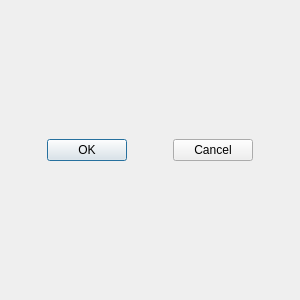
First picture: the form in src/property/dialogs/paintdialog.ui, repository Gris87/ObjectController, before the edit.
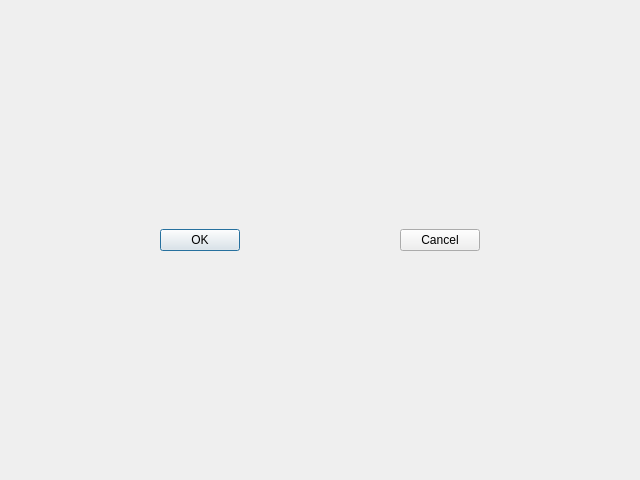
Second picture: the form after the edit.

Patch:
```diff
--- a/src/property/dialogs/paintdialog.ui
+++ b/src/property/dialogs/paintdialog.ui
@@ -6,8 +6,8 @@
    <rect>
     <x>0</x>
     <y>0</y>
-    <width>300</width>
-    <height>300</height>
+    <width>640</width>
+    <height>480</height>
    </rect>
   </property>
   <property name="minimumSize">
```
Left out of the diff: 48 changed lines with no effect on the pictures.
